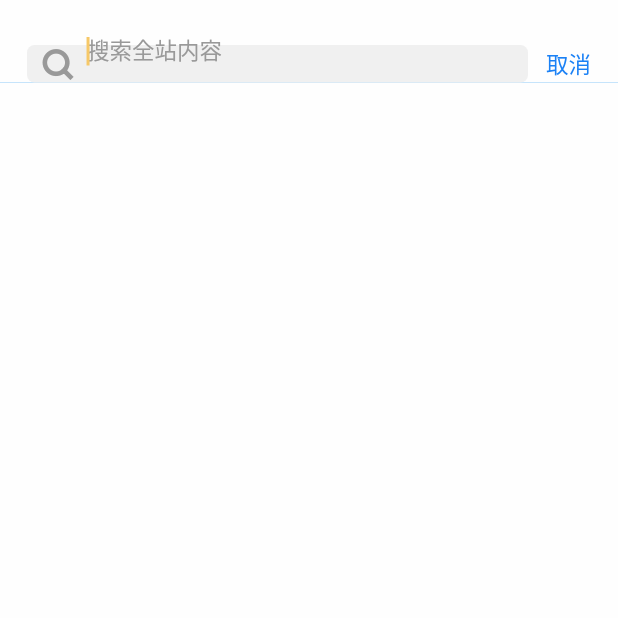
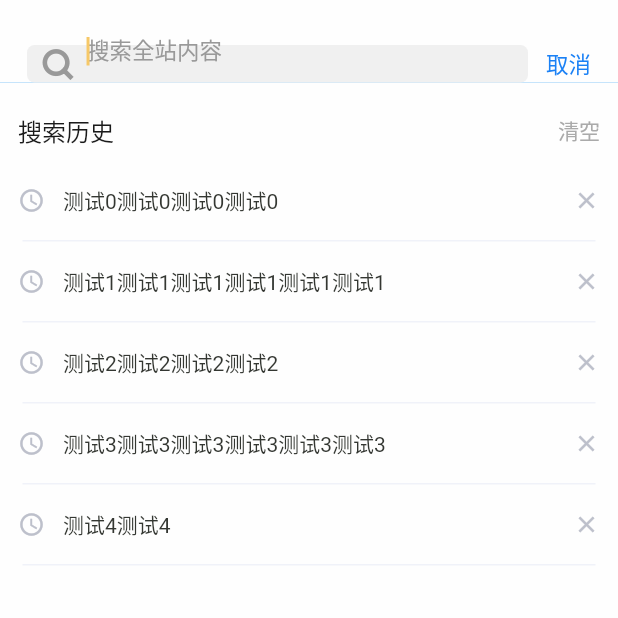
Before and after one commit to chiuhol/billsmac_app, a Flutter app: the CommunityMainPage screen opened directly, after a tap on "开窗通风会传播病毒吗", on a phone screen of 412 x 824 dp, the top half of it. Run offline on Flutter 3.47's test engine with Material 2 defaults, Android fonts, the phone set to English and light mode, and no system bars; drawn by our look-alikes of oktoast; our stand-ins replace cached_network_image, charts_flutter, connectivity, device_info, dio, event_bus and 11 more; missing offline and left inert: apifm, city_pickers, flutter_cupertino_date_picker, gesture_password, image_crop; accounts and stored records are empty; network calls fail; statements that could not run were skipped.

Commit message:
2020-2-24

```diff
--- a/lib/Common/style/colors.dart
+++ b/lib/Common/style/colors.dart
@@ -31,6 +31,7 @@ class MyColors {
   static const Color black_62 = Color(0xFF525762);
   static const Color black_45 = Color(0xFF333645);
   static const Color black_5f = Color(0xFF3d435f);
+  static const Color black_1a = Color(0xFF1A1A1A);
 
   static const Color grey_f5 = Color(0xFFF5F5F5);
   static const Color grey_f6 = Color(0xFFF2F3F6);
--- a/lib/Page/community/CommunityMainPage.dart
+++ b/lib/Page/community/CommunityMainPage.dart
@@ -85,11 +85,11 @@ class _CommunityMainPageState extends State<CommunityMainPage> {
     return TabBar(
         tabs: tabs,
         isScrollable: true,
-        indicatorColor: MyColors.black_32,
+        indicatorColor: MyColors.black_1a,
         indicatorWeight: 3.0,
         indicatorSize: TabBarIndicatorSize.label,
-        labelColor: MyColors.black_32,
-        unselectedLabelColor: MyColors.black_32,
+        labelColor: MyColors.black_1a,
+        unselectedLabelColor: MyColors.black_1a,
         unselectedLabelStyle: TextStyle(fontSize: 14),
         labelStyle: new TextStyle(fontSize: 16, fontWeight: FontWeight.bold));
   }
--- a/lib/Page/community/SearchMainPage.dart
+++ b/lib/Page/community/SearchMainPage.dart
@@ -11,6 +11,30 @@ class SearchMainPage extends StatefulWidget {
 
 class _SearchMainPageState extends State<SearchMainPage> {
   TextEditingController _searchController = TextEditingController();
+
+  List _historyLst = [];
+
+  @protected
+  _getData() {
+    _historyLst.add({"id": 0, "content": "测试0测试0测试0测试0"});
+    _historyLst.add({"id": 1, "content": "测试1测试1测试1测试1测试1测试1"});
+    _historyLst.add({"id": 2, "content": "测试2测试2测试2测试2"});
+    _historyLst.add({"id": 3, "content": "测试3测试3测试3测试3测试3测试3"});
+    _historyLst.add({"id": 4, "content": "测试4测试4"});
+  }
+
+  @override
+  void initState() {
+    // TODO: implement initState
+    super.initState();
+
+    _getData();
+  }
+
+  @protected
+  _search(String content) {
+    print("搜索" + content);
+  }
 
   @override
   Widget build(BuildContext context) {
@@ -32,20 +56,28 @@ class _SearchMainPageState extends State<SearchMainPage> {
                                   padding: EdgeInsets.only(left: 8),
                                   decoration: BoxDecoration(
                                       borderRadius:
-                                      BorderRadius.all(Radius.circular(5)),
+                                          BorderRadius.all(Radius.circular(5)),
                                       color: MyColors.grey_f0),
                                   child: Row(children: <Widget>[
-                                    Icon(IconData(0xe63a, fontFamily: 'MyIcons'),
-                                        size: 24, color: MyColors.grey_99),
+                                    Icon(
+                                        IconData(0xe63a, fontFamily: 'MyIcons'),
+                                        size: 24,
+                                        color: MyColors.grey_99),
                                     SizedBox(width: 8),
                                     Container(
                                         width: 200,
                                         child: TextField(
                                             controller: _searchController,
                                             inputFormatters: [
-                                              LengthLimitingTextInputFormatter(20)
+                                              LengthLimitingTextInputFormatter(
+                                                  20)
                                               //限制长度
                                             ],
+                                            onSubmitted: (value) {
+                                              if (value != '') {
+                                                _search(value);
+                                              }
+                                            },
                                             autofocus: true,
                                             cursorColor: MyColors.orange_68,
                                             decoration: InputDecoration(
@@ -56,8 +88,7 @@ class _SearchMainPageState extends State<SearchMainPage> {
                                               ),
                                               border: InputBorder.none,
                                             )))
-                                  ]))
-                          ),
+                                  ]))),
                           SizedBox(width: 12),
                           GestureDetector(
                               behavior: HitTestBehavior.translucent,
@@ -75,7 +106,74 @@ class _SearchMainPageState extends State<SearchMainPage> {
             height: double.infinity,
             color: MyColors.white_fe,
             child: Column(children: <Widget>[
-
+              _historyLst.length == 0 ? Container() : searchHistory(),
+              historyWidget()
             ])));
   }
+
+  Widget searchHistory() {
+    return Padding(
+        padding: EdgeInsets.only(left: 12, right: 12, top: 20, bottom: 8),
+        child: Row(
+            mainAxisAlignment: MainAxisAlignment.spaceBetween,
+            children: <Widget>[
+              Text('搜索历史',
+                  style: TextStyle(
+                      color: MyColors.black_1a, fontSize: MyFonts.f_16)),
+              GestureDetector(
+                  behavior: HitTestBehavior.translucent,
+                  onTap: () {
+                    setState(() {
+                      _historyLst.removeRange(0, _historyLst.length);
+                    });
+                  },
+                  child: Text('清空',
+                      style: TextStyle(
+                          color: MyColors.grey_aa, fontSize: MyFonts.f_14)))
+            ]));
+  }
+
+  Widget historyWidget() {
+    return ListView.builder(
+        physics: NeverScrollableScrollPhysics(),
+        itemBuilder: itemBuilder,
+        itemCount: _historyLst.length,
+        shrinkWrap: true);
+  }
+
+  Widget itemBuilder(BuildContext context, int index) {
+    Map _history = _historyLst[index];
+    return Column(children: <Widget>[
+      GestureDetector(
+          behavior: HitTestBehavior.translucent,
+          onTap: () {
+            _search(_history["content"]);
+          },
+          child: Padding(
+              padding:
+                  EdgeInsets.only(left: 12, right: 12, top: 16, bottom: 16),
+              child: Row(
+                  mainAxisAlignment: MainAxisAlignment.spaceBetween,
+                  children: <Widget>[
+                    Row(children: <Widget>[
+                      Icon(Icons.access_time,
+                          color: MyColors.grey_cb, size: 18),
+                      SizedBox(width: 12),
+                      Text(_history["content"] ?? "",
+                          style: TextStyle(
+                              color: MyColors.black_32, fontSize: MyFonts.f_14))
+                    ]),
+                    GestureDetector(
+                        behavior: HitTestBehavior.translucent,
+                        onTap: () {
+                          setState(() {
+                            _historyLst.removeAt(index);
+                          });
+                        },
+                        child: Icon(Icons.clear,
+                            color: MyColors.grey_cb, size: 18))
+                  ]))),
+      SeparatorWidget()
+    ]);
+  }
 }
```
